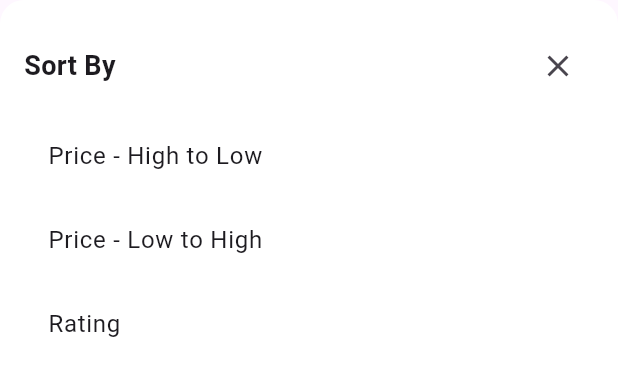
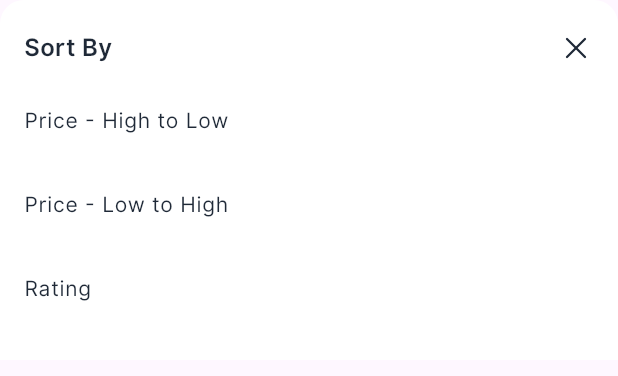
Before and after one commit to ariful-arif/ecommerce_product, a Flutter app: the SortDialog widget shown alone on an empty page, opened directly with empty values, on a phone screen of 412 x 824 dp. Shown: the top 376 px of the screen. Run offline on Flutter 3.47's test engine with Material 3 defaults, Android fonts, the phone set to English and light mode, and no system bars; our stand-ins replace flutter_riverpod, flutter_svg; network calls fail.

```diff
--- a/lib/constants/colors.dart
+++ b/lib/constants/colors.dart
@@ -7,3 +7,5 @@ const Color blackTextColor = Color(0xFF1F2937);
 const Color redTextColor = Color(0xFFEA580C);
 const Color yelloStarBoxColor = Color(0xFFF59E0B);
 const Color greyDarkBoxColor = Color(0xFF6B7280);
+const Color barCOlor = Color(0xFFF9FAFB);
+const Color redCOlor = Color(0xFFFF3B30);
--- a/lib/widgets/sort_dialoge.dart
+++ b/lib/widgets/sort_dialoge.dart
@@ -1,4 +1,6 @@
+import 'package:ecommerce_product/constants/colors.dart';
 import 'package:flutter/material.dart';
+import 'package:flutter_svg/svg.dart';
 
 class SortDialog extends StatelessWidget {
   final void Function(String) onSortSelected;
@@ -22,32 +24,71 @@ class SortDialog extends StatelessWidget {
               const Expanded(
                 child: Text(
                   'Sort By',
-                  style: TextStyle(fontSize: 18, fontWeight: FontWeight.w600),
+                  style: TextStyle(
+                    fontSize: 16,
+                    fontFamily: "Inter",
+                    color: blackTextColor,
+                    fontWeight: FontWeight.w600,
+                  ),
                 ),
               ),
-              IconButton(
-                icon: const Icon(Icons.close),
-                onPressed: () => Navigator.of(context).pop(),
+              InkWell(
+                child: SvgPicture.asset(
+                  "assets/icons/x.svg",
+                  height: 24,
+                  width: 24,
+                ),
+                onTap: () => Navigator.of(context).pop(),
               ),
             ],
           ),
           const SizedBox(height: 8),
           ListTile(
-            title: const Text('Price - High to Low'),
+            contentPadding: EdgeInsets.zero,
+            minVerticalPadding: 0.0,
+            title: const Text(
+              'Price - High to Low',
+              style: TextStyle(
+                fontSize: 14,
+                fontFamily: "Inter",
+                color: blackTextColor,
+                fontWeight: FontWeight.w400,
+              ),
+            ),
             onTap: () {
               Navigator.of(context).pop();
               onSortSelected('highToLow');
             },
           ),
           ListTile(
-            title: const Text('Price - Low to High'),
+            contentPadding: EdgeInsets.zero,
+            minVerticalPadding: 0.0,
+            title: const Text(
+              'Price - Low to High',
+              style: TextStyle(
+                fontSize: 14,
+                fontFamily: "Inter",
+                color: blackTextColor,
+                fontWeight: FontWeight.w400,
+              ),
+            ),
             onTap: () {
               Navigator.of(context).pop();
               onSortSelected('lowToHigh');
             },
           ),
           ListTile(
-            title: const Text('Rating'),
+            contentPadding: EdgeInsets.zero,
+            minVerticalPadding: 0.0,
+            title: const Text(
+              'Rating',
+              style: TextStyle(
+                fontSize: 14,
+                fontFamily: "Inter",
+                color: blackTextColor,
+                fontWeight: FontWeight.w400,
+              ),
+            ),
             onTap: () {
               Navigator.of(context).pop();
               onSortSelected('rating');
```
Also changed, not shown: lib/view/home_screen.dart (+56 -9 lines), lib/widgets/product_grid.dart (+26 -0 lines).
